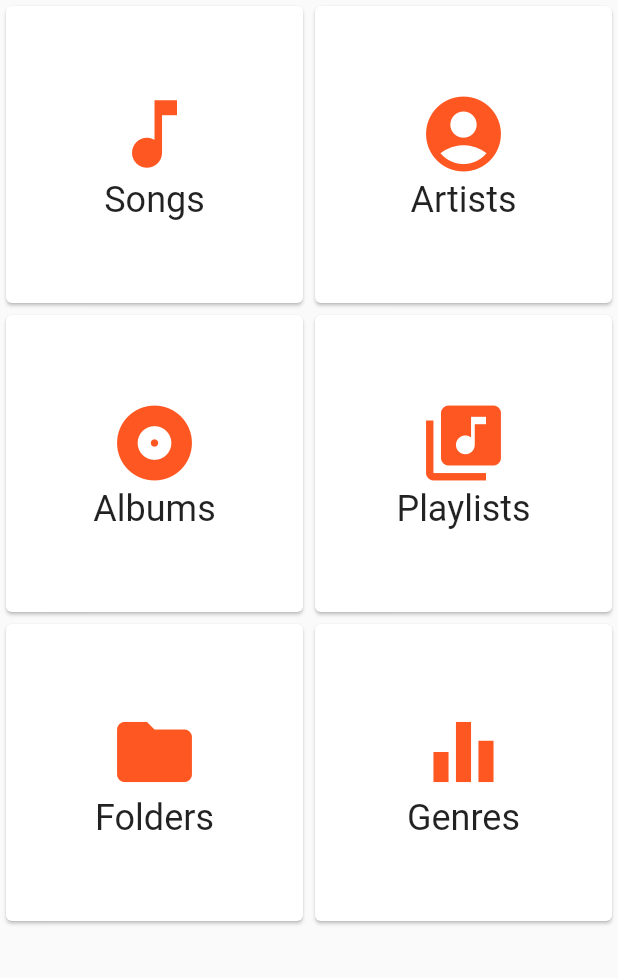
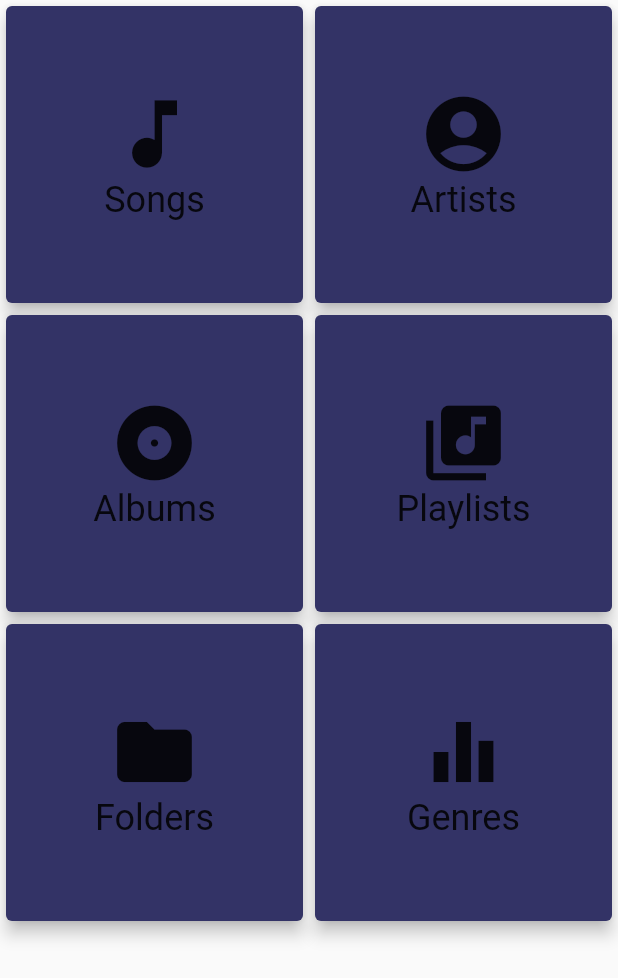
Before and after one commit to the-lazy-learner/music-player-android, a Flutter app: the screen it shows after launch, on a phone screen of 412 x 824 dp. Shown: the top 978 px of the screen. Run offline on Flutter 3.47's test engine with Material 2 defaults, Android fonts, the phone set to English and light mode, and no system bars; missing offline and left inert: flutter_audio_query.

Commit message:
Add artist screen

```diff
--- a/lib/home_screen/category_card.dart
+++ b/lib/home_screen/category_card.dart
@@ -8,13 +8,15 @@ class CategoryCard extends StatelessWidget {
   @override
   Widget build(BuildContext context) {
     return Card(
+      color: const Color(0xFF333366),
+      elevation: 4.5,
       child: Column(
         mainAxisAlignment: MainAxisAlignment.center,
         children: <Widget>[
           Icon(icon, size: 60),
           Text(
             title,
-            style: Theme.of(context).textTheme.headline,
+            style: Theme.of(context).textTheme.headline5,
           )
         ],
       ),
--- a/lib/home_screen/home_screen.dart
+++ b/lib/home_screen/home_screen.dart
@@ -1,5 +1,6 @@
 import 'package:flutter/material.dart';
 
+import 'artists_screen.dart';
 import 'category_card.dart';
 
 class HomeScreen extends StatelessWidget {
@@ -13,9 +14,17 @@ class HomeScreen extends StatelessWidget {
             title: 'Songs',
             icon: Icons.music_note,
           ),
-        CategoryCard(
+          GestureDetector(
+            child: CategoryCard(
               title: 'Artists',
               icon: Icons.account_circle,
+            ),
+            onTap: () {
+              Navigator.push(
+                context,
+                MaterialPageRoute(builder: (context) => ArtistsScreen())
+              );
+            },
           ),
           CategoryCard(
             title: 'Albums',
@@ -25,15 +34,13 @@ class HomeScreen extends StatelessWidget {
             title: 'Playlists',
             icon: Icons.library_music,
           ),
-        CategoryCard(
-          title: 'Folders',
-          icon: Icons.folder
-        ),
+          CategoryCard(title: 'Folders', icon: Icons.folder),
           CategoryCard(
             title: 'Genres',
             icon: Icons.equalizer,
-        )
+          ),
         ],
-    ));
+      ),
+    );
   }
 }
--- a/lib/main.dart
+++ b/lib/main.dart
@@ -9,15 +9,6 @@ class MyApp extends StatelessWidget {
   Widget build(BuildContext context) {
     return MaterialApp(
       title: 'Music Player',
-      theme: ThemeData(
-        primarySwatch: Colors.deepOrange,
-        iconTheme: IconThemeData(
-          color: Colors.deepOrange,
-        ),
-        sliderTheme: SliderThemeData(
-          trackHeight: 4.0,
-        )
-      ),
       home: HomeScreen(),
     );
   }
--- a/lib/now_playing/now_playing.dart
+++ b/lib/now_playing/now_playing.dart
@@ -36,7 +36,7 @@ class _NowPlayingWidgetState extends State<NowPlayingWidget> {
             ),
             Text(
               'One Call away - Charlie Puth',
-              style: Theme.of(context).textTheme.display1.copyWith(
+              style: Theme.of(context).textTheme.headline4.copyWith(
                     fontSize: 24,
                     color: Colors.white,
                     fontWeight: FontWeight.bold,
--- a/pubspec.yaml
+++ b/pubspec.yaml
@@ -22,6 +22,7 @@ dependencies:
 
   # The following adds the Cupertino Icons font to your application.
   # Use with the CupertinoIcons class for iOS style icons.
+  flutter_audio_query: ^0.3.4+2
   cupertino_icons: ^0.1.2
 
 dev_dependencies:
@@ -41,8 +42,8 @@ flutter:
   uses-material-design: true
 
   # To add assets to your application, add an assets section, like this:
-  # assets:
-  #   - images/a_dot_burr.jpeg
+  assets:
+    - assets/images/
   #   - images/a_dot_ham.jpeg
 
   # An image asset can refer to one or more resolution-specific "variants", see
```
Also changed, not shown: lib/home_screen/artists_screen.dart (added, +53 -0 lines), assets/images/Meo_Music_icon.png (added), pubspec.lock, 1 other file. Lines whose indentation alone changed are shown as unchanged.
